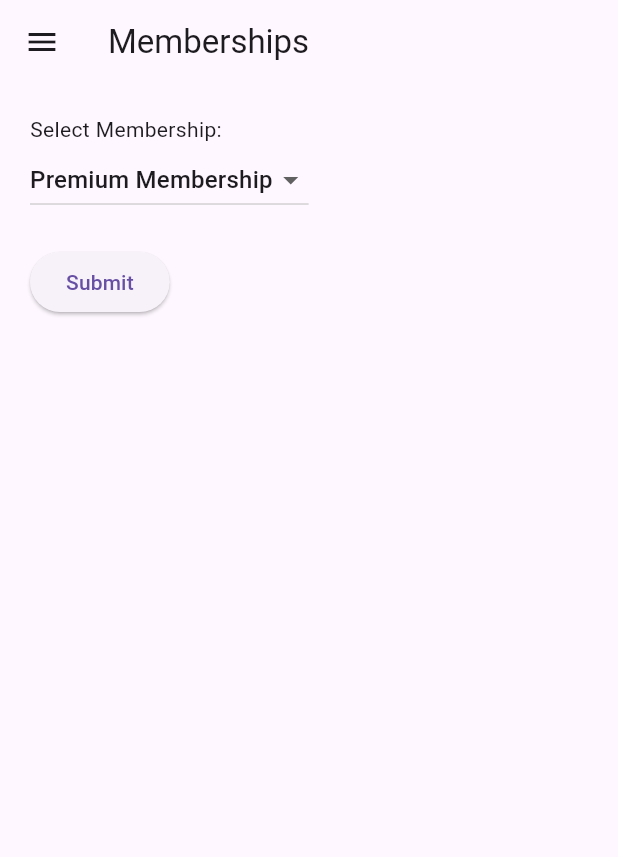
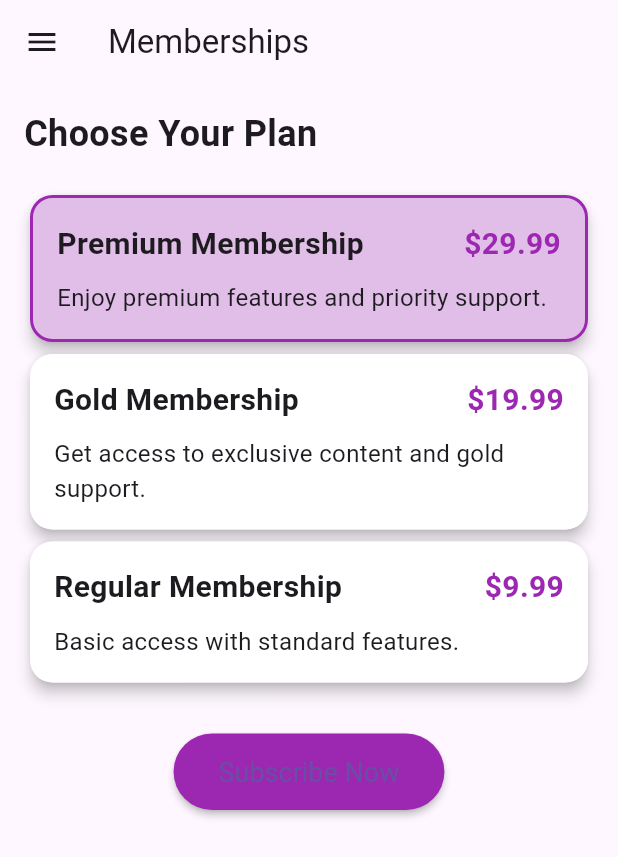
Before and after one commit to bananaNuggets75/personal-trainer-app, a Flutter app: the MembershipPage screen opened by its route, on a phone screen of 412 x 824 dp. Shown: the top 857 px of the screen. Run offline on Flutter 3.47's test engine with Material 3 defaults, Android fonts, the phone set to English and light mode, and no system bars; network calls fail.

Commit message:
update membership UI

```diff
--- a/personalTrainerApp/personal_trainer_app/lib/membership_page.dart
+++ b/personalTrainerApp/personal_trainer_app/lib/membership_page.dart
@@ -7,6 +7,16 @@
 
 class _MembershipPageState extends State<MembershipPage> {
   String selectedMembership = 'Premium Membership';
+  final Map<String, String> membershipDescriptions = {
+    'Premium Membership': 'Enjoy premium features and priority support.',
+    'Gold Membership': 'Get access to exclusive content and gold support.',
+    'Regular Membership': 'Basic access with standard features.',
+  };
+  final Map<String, double> membershipPrices = {
+    'Premium Membership': 29.99,
+    'Gold Membership': 19.99,
+    'Regular Membership': 9.99,
+  };
 
   @override
   Widget build(BuildContext context) {
@@ -24,41 +34,92 @@
           },
         ),
       ),
-        body: Padding(
-          padding: const EdgeInsets.all(20.0),
+      body: SingleChildScrollView(
+        child: Padding(
+          padding: const EdgeInsets.all(16.0),
           child: Column(
             crossAxisAlignment: CrossAxisAlignment.start,
             children: [
-              Text('Select Membership:'),
-              DropdownButton<String>(
-                value: selectedMembership,
-                items: <String>[
-                  'Premium Membership',
-                  'Gold Membership',
-                  'Regular Membership'
-                ].map<DropdownMenuItem<String>>((String value) {
-                  return DropdownMenuItem<String>(
-                    value: value,
-                    child: Text(value),
-                  );
-                }).toList(),
-                onChanged: (String? newValue) {
-                  if (newValue != null) {
-                    setState(() {
-                      selectedMembership = newValue;
-                    });
-                  }
-                },
+              Text(
+                'Choose Your Plan',
+                style: TextStyle(fontSize: 24.0, fontWeight: FontWeight.bold),
               ),
               SizedBox(height: 20),
-              ElevatedButton(
-                onPressed: () {
-                  // Handle the submit action
+              ...membershipDescriptions.keys.map((membership) {
+                return Card(
+                  elevation: 4,
+                  shape: RoundedRectangleBorder(
+                    borderRadius: BorderRadius.circular(15.0),
+                  ),
+                  child: InkWell(
+                    onTap: () {
+                      setState(() {
+                        selectedMembership = membership;
+                      });
                     },
-                child: Text('Submit'),
+                    child: Container(
+                      padding: EdgeInsets.all(16.0),
+                      decoration: BoxDecoration(
+                        color: selectedMembership == membership
+                            ? Colors.purple[100]
+                            : Colors.white,
+                        borderRadius: BorderRadius.circular(15.0),
+                        border: selectedMembership == membership
+                            ? Border.all(color: Colors.purple, width: 2)
+                            : null,
+                      ),
+                      child: Column(
+                        crossAxisAlignment: CrossAxisAlignment.start,
+                        children: [
+                          Row(
+                            mainAxisAlignment: MainAxisAlignment.spaceBetween,
+                            children: [
+                              Text(
+                                membership,
+                                style: TextStyle(
+                                  fontSize: 20.0,
+                                  fontWeight: FontWeight.bold,
+                                ),
+                              ),
+                              Text(
+                                '\$${membershipPrices[membership]}',
+                                style: TextStyle(
+                                  fontSize: 20.0,
+                                  fontWeight: FontWeight.bold,
+                                  color: Colors.purple,
+                                ),
                               ),
                             ],
                           ),
-        ));
+                          SizedBox(height: 10),
+                          Text(
+                            membershipDescriptions[membership]!,
+                            style: TextStyle(fontSize: 16.0),
+                          ),
+                        ],
+                      ),
+                    ),
+                  ),
+                );
+              }).toList(),
+              SizedBox(height: 30),
+              Center(
+                child: ElevatedButton(
+                  onPressed: () {
+                  },
+                  child: Text('Subscribe Now'),
+                  style: ElevatedButton.styleFrom(
+                    backgroundColor: Colors.purple,
+                    padding: EdgeInsets.symmetric(vertical: 15.0, horizontal: 30.0),
+                    textStyle: TextStyle(fontSize: 18.0),
+                    elevation: 2,
+                  ),
+                ),
+              ),
+            ],
+          ),
+        ),
+      ),
+    );
   }
 }
```
Lines whose indentation alone changed are shown as unchanged.
